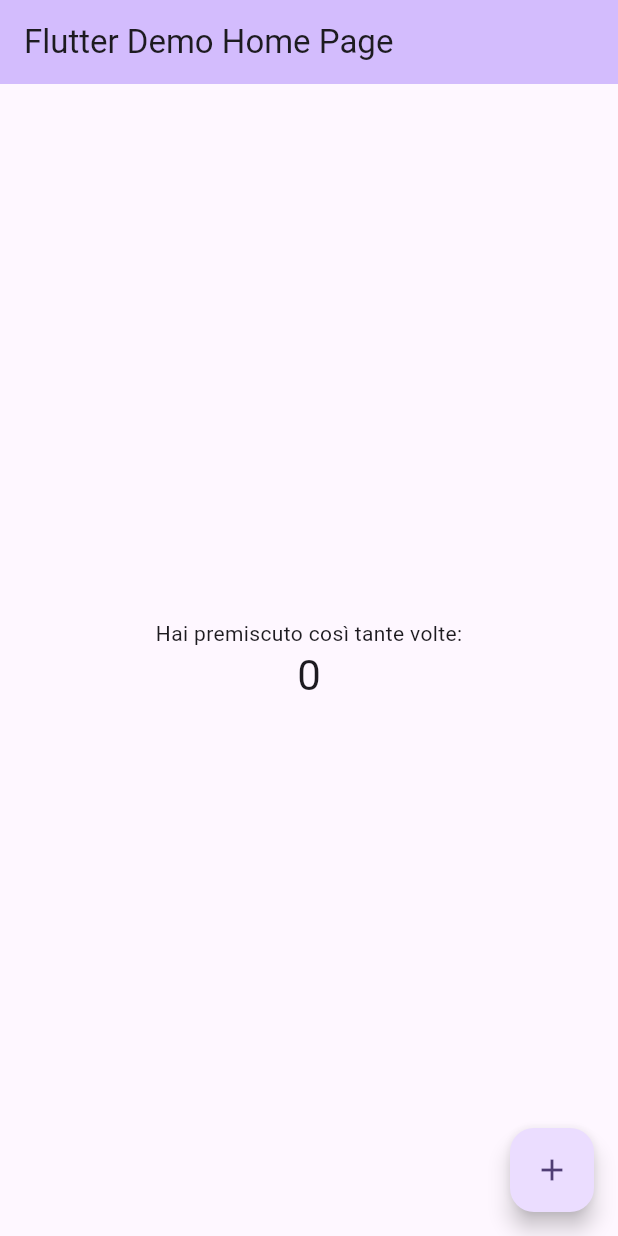
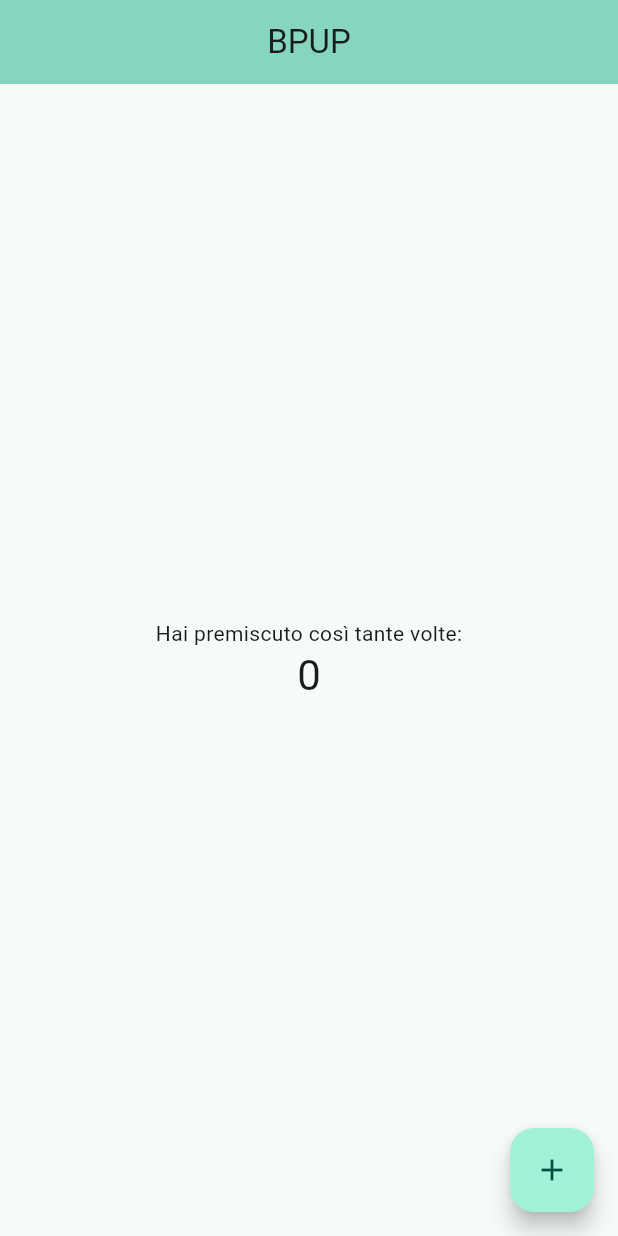
Before and after one commit to BPUP-Suite/Messanger, a Flutter app: the screen it shows after launch, on a phone screen of 412 x 824 dp. Run offline on Flutter 3.47's test engine with Material 3 defaults, Android fonts, the phone set to English and light mode, and no system bars.

Commit message:
cartelline v1

```diff
--- a/lib/main.dart
+++ b/lib/main.dart
@@ -13,26 +13,11 @@
     return MaterialApp(
       title: 'Flutter Demo',
       theme: ThemeData(
-        // This is the theme of your application.
-        //
-        // TRY THIS: Try running your application with "flutter run". You'll see
-        // the application has a purple toolbar. Then, without quitting the app,
-        // try changing the seedColor in the colorScheme below to Colors.green
-        // and then invoke "hot reload" (save your changes or press the "hot
-        // reload" button in a Flutter-supported IDE, or press "r" if you used
-        // the command line to start the app).
-        //
-        // Notice that the counter didn't reset back to zero; the application
-        // state is not lost during the reload. To reset the state, use hot
-        // restart instead.
-        //
-        // This works for code too, not just values: Most code changes can be
-        // tested with just a hot reload.
-        colorScheme: ColorScheme.fromSeed(seedColor: Colors.deepPurple),
+        colorScheme: ColorScheme.fromSeed(seedColor: Colors.tealAccent),
         useMaterial3: true,
       ),
       debugShowCheckedModeBanner: false,
-      home: const MyHomePage(title: 'Flutter Demo Home Page'),
+      home: const MyHomePage(title: 'BPUP'),
     );
   }
 }
@@ -86,6 +71,7 @@
         // Here we take the value from the MyHomePage object that was created by
         // the App.build method, and use it to set our appbar title.
         title: Text(widget.title),
+          centerTitle: true,
       ),
       body: Center(
         // Center is a layout widget. It takes a single child and positions it
--- /dev/null
+++ b/lib/src/obj/themes.dart
@@ -0,0 +1,14 @@
+import 'package:flutter/material.dart';
+
+class themes extends StatelessWidget {
+  const themes({super.key});
+
+  @override
+  Widget build(BuildContext context) {
+    return MaterialApp(
+      theme: ThemeData(
+
+      ),
+    );
+  }
+}
```
Also changed, not shown: lib/faces/chatList.dart (added), lib/faces/chats/channel.dart (added), lib/faces/chats/chat.dart (added), lib/faces/chats/group.dart (added), lib/faces/profile.dart (added), lib/faces/start/login.dart (added), lib/faces/start/signup.dart (added), lib/faces/start/start.dart (added).
